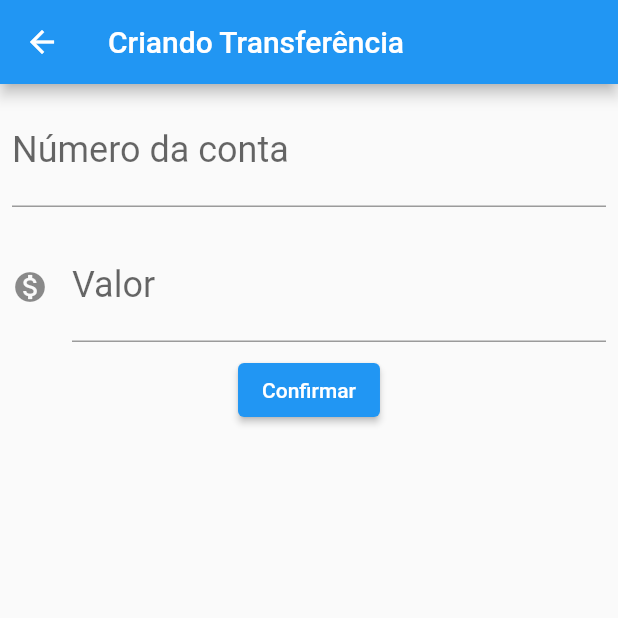
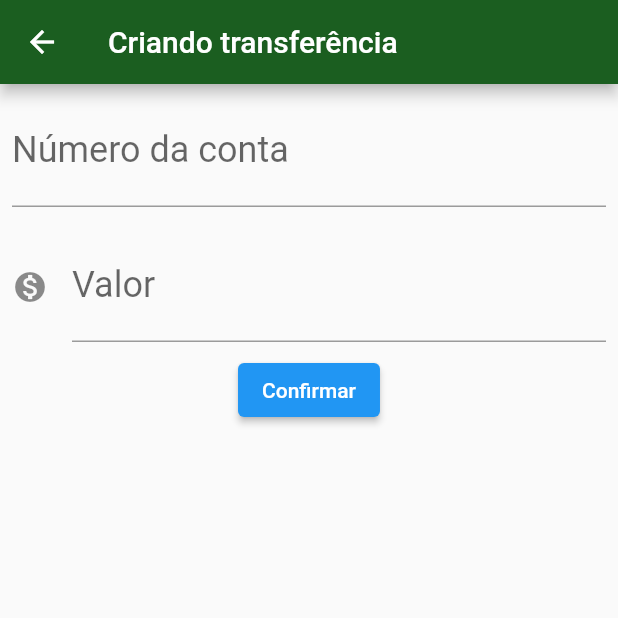
Before and after one commit to rafaelfernandesti/flutter_studies, a Flutter app: the screen it shows after launch, after a tap on the "add" icon, on a phone screen of 412 x 824 dp, the top half of it. Run offline on Flutter 3.47's test engine with Material 2 defaults, Android fonts, the phone set to English and light mode, and no system bars; our stand-ins replace flutter_mobx, flutter_modular, mobx; missing offline and left inert: dart:ffi; generated files the repository leaves out were written again.

Commit message:
Refatorando transferência

```diff
--- /dev/null
+++ b/bytebank/lib/components/editor.dart
@@ -0,0 +1,34 @@
+import 'package:flutter/material.dart';
+
+class Editor extends StatelessWidget {
+  final TextEditingController controller;
+  final String rotulo;
+  final String dica;
+  final IconData icone;
+
+  Editor({
+    this.controller,
+    this.rotulo,
+    this.dica,
+    this.icone,
+  });
+
+  @override
+  Widget build(BuildContext context) {
+    return Padding(
+      padding: const EdgeInsets.all(8.0),
+      child: TextField(
+        controller: controller,
+        keyboardType: TextInputType.number,
+        style: TextStyle(
+          fontSize: 24,
+        ),
+        decoration: InputDecoration(
+          labelText: rotulo,
+          hintText: dica,
+          icon: icone != null ? Icon(icone) : null,
+        ),
+      ),
+    );
+  }
+}
--- a/bytebank/lib/main.dart
+++ b/bytebank/lib/main.dart
@@ -1,3 +1,4 @@
+import 'package:bytebank/screens/transferencia/lista.dart';
 import 'package:flutter/material.dart';
 
 void main() {
@@ -8,151 +9,15 @@ class BytebankApp extends StatelessWidget {
   @override
   Widget build(BuildContext context) {
     return MaterialApp(
-      home: Scaffold(
-        //appBar: AppBar(title: Text('Bytebank - 0 seu banc0 d1g1tal'),),
-        body: ListaTransferencias(),
-      ),
+      theme: ThemeData(
+        primaryColor: Colors.green[900],
+        accentColor: Colors.blueAccent[700],
+        buttonTheme: ButtonThemeData(
+          buttonColor: Colors.blueAccent[700],
+          textTheme: ButtonTextTheme.primary
+        )
+    ),
+      home: ListaTransferencias()
     );
   }
 }
-
-class FormularioTransferencia extends StatelessWidget {
-  final TextEditingController _controllerCampoNumeroConta =
-      TextEditingController();
-  final TextEditingController _controllerCampoValor = TextEditingController();
-
-  @override
-  Widget build(BuildContext context) {
-    return Scaffold(
-      appBar: AppBar(
-        title: Text('Criando Transferência'),
-      ),
-      body: Column(
-        children: [
-          Editor(
-              controller: _controllerCampoNumeroConta,
-              rotulo: 'Número da conta',
-              dica: '0000'),
-          Editor(
-              controller: _controllerCampoValor,
-              rotulo: 'Valor',
-              dica: '0.00',
-              icone: Icons.monetization_on),
-          ElevatedButton(
-            onPressed: () => _criaTransferencia(context),
-            child: Text('Confirmar'),
-          ),
-        ],
-      ),
-    );
-  }
-
-  void _criaTransferencia(BuildContext context) {
-    //CTRL + ALT + M é o atalho para extrair um método
-    debugPrint('clicou');
-    final int numeroConta = int.parse(_controllerCampoNumeroConta.text);
-    final double valor = double.parse(_controllerCampoValor.text);
-    if (numeroConta != null && valor != null) {
-      Transferencia transferenciaCriada = Transferencia(valor, numeroConta);
-      ScaffoldMessenger.of(context).showSnackBar(
-        SnackBar(
-          content: Text('$transferenciaCriada'),
-        ),
-      );
-      Navigator.pop(context, transferenciaCriada);
-      debugPrint(transferenciaCriada.toString());
-    }
-  }
-}
-
-class Editor extends StatelessWidget {
-  final TextEditingController controller;
-  final String rotulo;
-  final String dica;
-  final IconData icone;
-
-  Editor({this.controller, this.rotulo, this.dica, this.icone});
-
-  @override
-  Widget build(BuildContext context) {
-    return Padding(
-      padding: const EdgeInsets.all(8.0),
-      child: TextField(
-        controller: controller,
-        keyboardType: TextInputType.number,
-        style: TextStyle(
-          fontSize: 24,
-        ),
-        decoration: InputDecoration(
-          labelText: rotulo,
-          hintText: dica,
-          icon: icone != null ? Icon(icone) : null,
-        ),
-      ),
-    );
-  }
-}
-
-class ListaTransferencias extends StatelessWidget {
-  final List<Transferencia> _transferencias = [];
-  @override
-  Widget build(BuildContext context) {
-    // TODO: implement build
-    return Scaffold(
-      appBar: AppBar(
-        title: Text('Transferências'),
-        backgroundColor: Color.fromRGBO(0, 255, 0, 0.5),
-      ),
-      body: ListView.builder(
-        itemCount: _transferencias.length,
-        itemBuilder: (context, indice){
-          final transferencia = _transferencias[indice];
-          return ItemTransferencia(transferencia);
-        },
-      ),
-      floatingActionButton: FloatingActionButton(
-        child: Icon(Icons.add),
-        onPressed: () {
-          final Future<Transferencia> future =
-              Navigator.push(context, MaterialPageRoute(builder: (context) {
-            return FormularioTransferencia();
-          }));
-          future.then((transferenciaRecebida)
-              {
-                debugPrint('Chegou no then do future');
-                debugPrint('$transferenciaRecebida');
-                _transferencias.add(transferenciaRecebida);
-              });
-        },
-      ),
-    );
-  }
-}
-
-class ItemTransferencia extends StatelessWidget {
-  final Transferencia _transferencia;
-
-  ItemTransferencia(this._transferencia);
-
-  @override
-  Widget build(BuildContext context) {
-    return Card(
-        child: ListTile(
-      leading: Icon(Icons.monetization_on),
-      title: Text(_transferencia.valor.toString()),
-      subtitle: Text(_transferencia.numeroConta.toString()),
-    ));
-  }
-}
-
-class Transferencia {
-  final double valor;
-  final int numeroConta;
-
-  @override
-  String toString() {
-    return 'Transferencia{valor: $valor, numeroConta: $numeroConta}';
-  } //criar construtor com Alt + Insert no IntelliJ
-
-  Transferencia(this.valor, this.numeroConta);
-}
--- /dev/null
+++ b/bytebank/lib/models/transferencia.dart
@@ -0,0 +1,14 @@
+class Transferencia {
+  final double valor;
+  final int numeroConta;
+
+  @override
+  String toString() {
+    return 'Transferencia{valor: $valor, numeroConta: $numeroConta}';
+  } //criar construtor com Alt + Insert no IntelliJ
+
+  Transferencia(
+    this.valor,
+    this.numeroConta,
+  );
+}
--- /dev/null
+++ b/bytebank/lib/screens/transferencia/formulario.dart
@@ -0,0 +1,65 @@
+import 'package:bytebank/components/editor.dart';
+import 'package:bytebank/models/transferencia.dart';
+import 'package:flutter/material.dart';
+
+
+const _titulo_appbar = 'Criando transferência';
+
+class FormularioTransferencia extends StatefulWidget {
+  final TextEditingController _controllerCampoNumeroConta =
+  TextEditingController();
+  final TextEditingController _controllerCampoValor = TextEditingController();
+
+  void _criaTransferencia(BuildContext context) {
+    //CTRL + ALT + M é o atalho para extrair um método
+    debugPrint('clicou');
+    final int numeroConta = int.parse(_controllerCampoNumeroConta.text);
+    final double valor = double.parse(_controllerCampoValor.text);
+    if (numeroConta != null && valor != null) {
+      Transferencia transferenciaCriada = Transferencia(valor, numeroConta);
+      ScaffoldMessenger.of(context).showSnackBar(
+        SnackBar(
+          content: Text('$transferenciaCriada'),
+        ),
+      );
+      Navigator.pop(context, transferenciaCriada);
+      debugPrint(transferenciaCriada.toString());
+    }
+  }
+
+  @override
+  State<StatefulWidget> createState() {
+    // TODO: implement createState
+    return FormularioTransferenciaState();
+  }
+}
+class FormularioTransferenciaState extends State<FormularioTransferencia>{
+  @override
+  Widget build(BuildContext context) {
+    return Scaffold(
+      appBar: AppBar(
+        title: Text(_titulo_appbar),
+      ),
+      body: SingleChildScrollView(
+        child: Column(
+          children: [
+            Editor(
+                controller: widget._controllerCampoNumeroConta,
+                rotulo: 'Número da conta',
+                dica: '0000'),
+            Editor(
+                controller: widget._controllerCampoValor,
+                rotulo: 'Valor',
+                dica: '0.00',
+                icone: Icons.monetization_on),
+            ElevatedButton(
+              onPressed: () => widget._criaTransferencia(context),
+              child: Text('Confirmar'),
+            ),
+          ],
+        ),
+      ),
+    );
+  }
+
+}
--- /dev/null
+++ b/bytebank/lib/screens/transferencia/lista.dart
@@ -0,0 +1,68 @@
+
+import 'package:bytebank/models/transferencia.dart';
+import 'package:bytebank/screens/transferencia/formulario.dart';
+import 'package:flutter/material.dart';
+
+class ListaTransferenciasState extends State<ListaTransferencias>{
+  //final List<Transferencia> _transferencias = [];
+  @override
+  Widget build(BuildContext context) {
+    // TODO: implement build
+    //widget._transferencias.add(Transferencia(100, 1234));
+    return Scaffold(
+      appBar: AppBar(
+        title: Text('Transferências'),
+        //backgroundColor: Color.fromRGBO(0, 255, 0, 0.5),
+      ),
+      body: ListView.builder(
+        itemCount: widget._transferencias.length,
+        itemBuilder: (context, indice){
+          final transferencia = widget._transferencias[indice];
+          return ItemTransferencia(transferencia);
+        },
+      ),
+      floatingActionButton: FloatingActionButton(
+        child: Icon(Icons.add),
+        onPressed: () {
+          final Future<Transferencia> future =
+          Navigator.push(context, MaterialPageRoute(builder: (context) {
+            return FormularioTransferencia();
+          }));
+          future.then((transferenciaRecebida)
+          {
+            debugPrint('Chegou no then do future');
+            debugPrint('$transferenciaRecebida');
+            if(transferenciaRecebida !=null){
+              setState(() => widget._transferencias.add(transferenciaRecebida));
+            }
+          });
+        },
+      ),
+    );
+  }
+
+}
+class ListaTransferencias extends StatefulWidget {
+  final List<Transferencia> _transferencias = [];
+  @override
+  State<StatefulWidget> createState() {
+    print('createState');
+    return ListaTransferenciasState();
+  }
+}
+
+class ItemTransferencia extends StatelessWidget {
+  final Transferencia _transferencia;
+
+  ItemTransferencia(this._transferencia);
+
+  @override
+  Widget build(BuildContext context) {
+    return Card(
+        child: ListTile(
+          leading: Icon(Icons.monetization_on),
+          title: Text(_transferencia.valor.toString()),
+          subtitle: Text(_transferencia.numeroConta.toString()),
+        ));
+  }
+}
```
